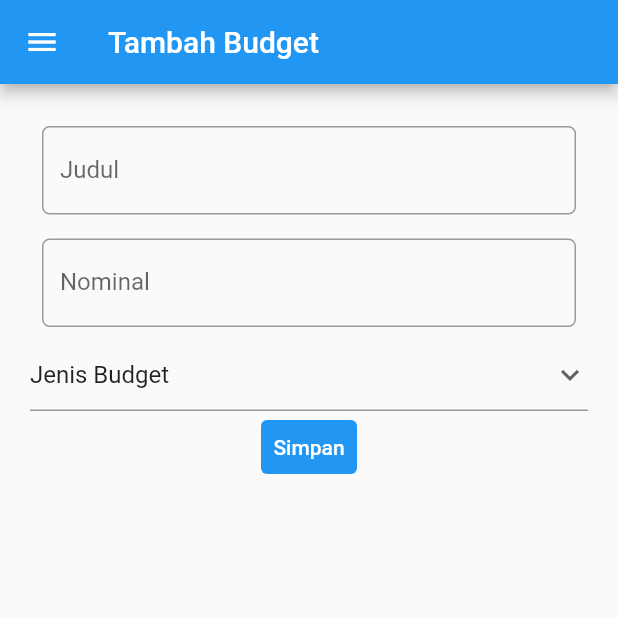
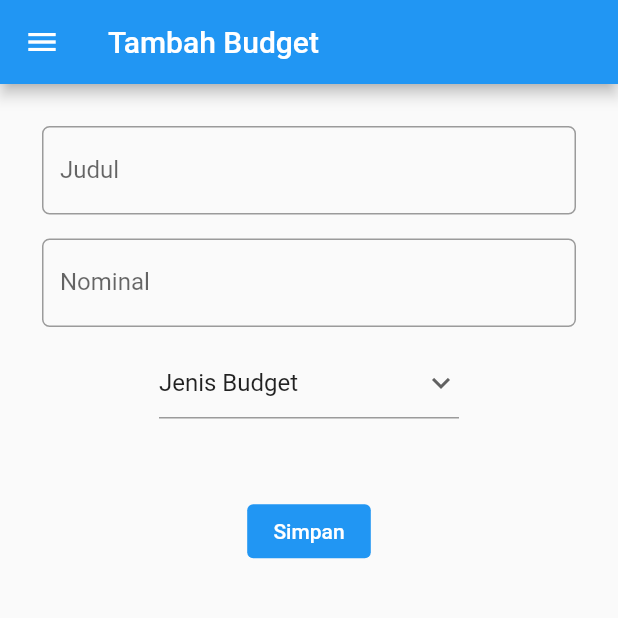
Before and after one commit to fadlanariel/pbp-flutter-lab, a Flutter app: the screen it shows after launch, in the side drawer, after a tap on "Tambah Budget", on a phone screen of 412 x 824 dp, the top half of it. Run offline on Flutter 3.47's test engine with Material 2 defaults, Android fonts, the phone set to English and light mode, and no system bars.

Commit message:
form page finished

```diff
--- a/lib/data.dart
+++ b/lib/data.dart
@@ -1,8 +1,6 @@
 import 'package:counter_7/main.dart';
 import 'package:counter_7/form.dart';
 import 'package:flutter/material.dart';
-
-import 'form.dart';
 
 class MyDataPage extends StatefulWidget {
   const MyDataPage({super.key});
--- a/lib/form.dart
+++ b/lib/form.dart
@@ -1,6 +1,7 @@
 import 'package:counter_7/main.dart';
 import 'package:counter_7/data.dart';
 import 'package:flutter/material.dart';
+import 'package:flutter/services.dart';
 
 class MyFormPage extends StatefulWidget {
   const MyFormPage({super.key});
@@ -90,11 +91,6 @@ class _MyFormPageState extends State<MyFormPage> {
                         borderRadius: BorderRadius.circular(5.0),
                       ),
                     ),
-                    onChanged: (String? value) {
-                      setState(() {
-                        _judul = value!;
-                      });
-                    },
                     // Menambahkan behavior saat data disimpan
                     onSaved: (String? value) {
                       setState(() {
@@ -115,6 +111,8 @@ class _MyFormPageState extends State<MyFormPage> {
                   // Menggunakan padding sebesar 8 pixels
                   padding: const EdgeInsets.all(8.0),
                   child: TextFormField(
+                    inputFormatters: [FilteringTextInputFormatter.digitsOnly],
+                    keyboardType: TextInputType.number,
                     decoration: InputDecoration(
                       hintText: "Contoh : 199000",
                       labelText: "Nominal",
@@ -123,11 +121,6 @@ class _MyFormPageState extends State<MyFormPage> {
                         borderRadius: BorderRadius.circular(5.0),
                       ),
                     ),
-                    onChanged: (String? value) {
-                      setState(() {
-                        _nominal = int.parse(value!);
-                      });
-                    },
                     // Menambahkan behavior saat data disimpan
                     onSaved: (String? value) {
                       setState(() {
@@ -144,9 +137,12 @@ class _MyFormPageState extends State<MyFormPage> {
                   ),
                 ),
                 // Dropdown
-                Center(
+                SizedBox(
+                  width: 200,
+                  child: Center(
+                    child: Padding(
+                      padding: const EdgeInsets.only(top: 5, bottom: 10),
                       child: DropdownButtonFormField(
-                    isDense: true,
                         value: _jenis,
                         icon: const Icon(Icons.keyboard_arrow_down),
                         items: jenisBudget.map((String items) {
@@ -168,8 +164,14 @@ class _MyFormPageState extends State<MyFormPage> {
                         },
                       ),
                     ),
+                  ),
+                ),
                 // Button
-                TextButton(
+
+                Container(
+                  width: MediaQuery.of(context).size.width/5,
+                  margin: EdgeInsets.fromLTRB(0, MediaQuery.of(context).size.height/20, 0, 0),
+                  child: TextButton(
                     style: ButtonStyle(
                       backgroundColor: MaterialStateProperty.all(Colors.blue),
                     ),
@@ -184,6 +186,7 @@ class _MyFormPageState extends State<MyFormPage> {
                       style: TextStyle(color: Colors.white),
                     ),
                   ),
+                ),
               ],
             ),
           ),
```
Lines whose indentation alone changed are shown as unchanged.
